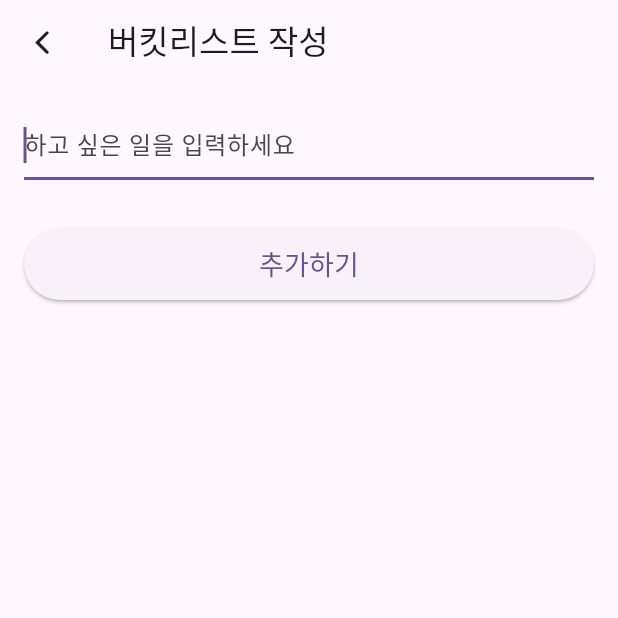
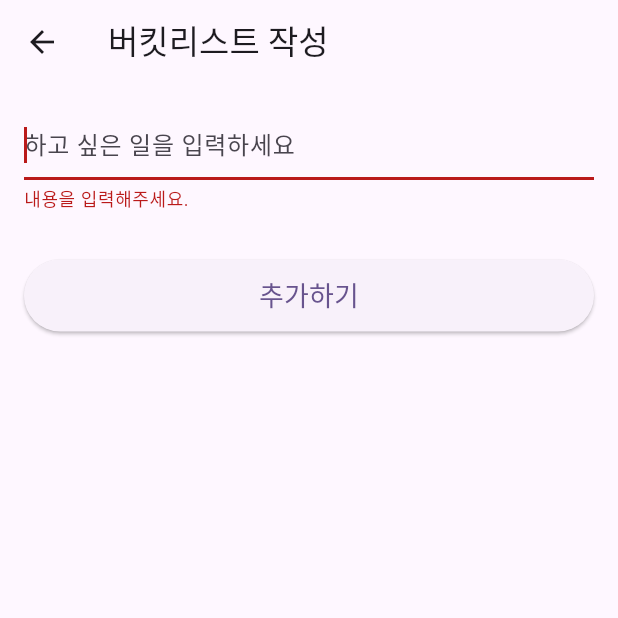
Before and after one commit to owen151128/flutter_study, a Flutter app: the CreatePage screen opened directly, after a tap on "추가하기", on a phone screen of 412 x 824 dp, the top half of it. Run offline on Flutter 3.47's test engine with Material 3 defaults, Android fonts, the phone set to English and light mode, and no system bars.

Commit message:
feat(crud): Add bucket list app crud

```diff
--- a/bucket_list/lib/create/create_page.dart
+++ b/bucket_list/lib/create/create_page.dart
@@ -1,28 +1,30 @@
 import 'package:flutter/cupertino.dart';
 import 'package:flutter/material.dart';
 
-class CreatePage extends StatelessWidget {
+class CreatePage extends StatefulWidget {
   const CreatePage({super.key});
+
+  @override
+  State<CreatePage> createState() => _CreatePageState();
+}
+
+class _CreatePageState extends State<CreatePage> {
+  TextEditingController textEditingController = TextEditingController();
+  String? error;
 
   @override
   Widget build(BuildContext context) => Scaffold(
     appBar: AppBar(
       title: Text("버킷리스트 작성"),
-      // 뒤로가기 버튼
-      leading: IconButton(
-        icon: Icon(CupertinoIcons.chevron_back),
-        onPressed: () {
-          Navigator.pop(context);
-        },
-      ),
     ),
     body: Padding(
       padding: const EdgeInsets.all(16),
       child: Column(
         children: [
           TextField(
+            controller: textEditingController,
             autofocus: true,
-            decoration: InputDecoration(hintText: "하고 싶은 일을 입력하세요"),
+            decoration: InputDecoration(hintText: "하고 싶은 일을 입력하세요", errorText: error),
           ),
           SizedBox(height: 32),
           SizedBox(
@@ -31,6 +33,13 @@ class CreatePage extends StatelessWidget {
             child: ElevatedButton(
               child: Text("추가하기", style: TextStyle(fontSize: 18)),
               onPressed: () {
+                String job = textEditingController.text;
+                if (job.isNotEmpty) {
+                  setState(() => error = null);
+                  Navigator.pop(context, job);
+                } else {
+                  setState(() => error = "내용을 입력해주세요.");
+                }
               },
             ),
           ),
--- /dev/null
+++ b/bucket_list/lib/model/bucket.dart
@@ -0,0 +1,6 @@
+class Bucket {
+  String job;
+  bool isDone;
+
+  Bucket(this.job, this.isDone);
+}
```
Also changed, not shown: bucket_list/lib/home/home_page.dart (+70 -4 lines).
